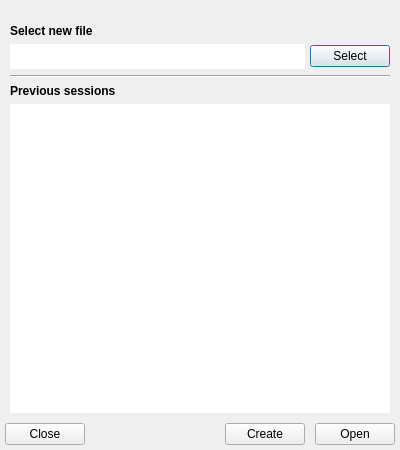
The window that src/dialogs/NewfileDialog.ui (rizinorg/cutter) describes before a commit, drawn with Qt 5.
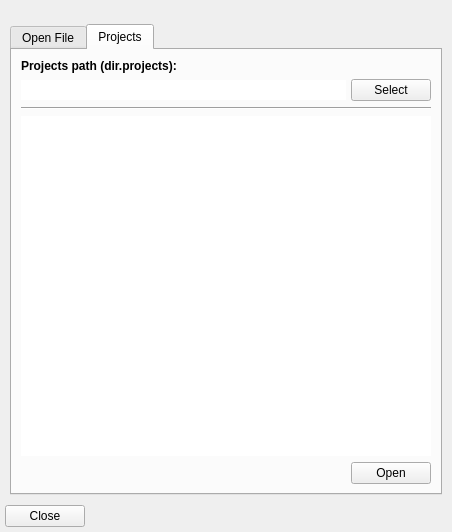
The same window after the commit. The open tabs and pages were chosen to show the change. Icons and pictures are not drawn.

Commit message:
Projects Management (#66)
* Add TabWidget to NewFileDialog
* Project loading from NewFileDialog
* Projects dir in NewFileDialog
* Add SaveProjectDialog
* Make SaveProjectDialog work, refactor project saving and Notepad
* Add shortcut for Save
* Fix notes loading
* Sort projects in NewFileDialog
* Implement selecting projects dir in SaveProjectDialog
* Fix QAbstractButton include

Diff of the .ui file:
```diff
--- a/src/dialogs/NewfileDialog.ui
+++ b/src/dialogs/NewfileDialog.ui
@@ -6,8 +6,8 @@
    <rect>
     <x>0</x>
     <y>0</y>
-    <width>400</width>
-    <height>450</height>
+    <width>452</width>
+    <height>532</height>
    </rect>
   </property>
   <property name="windowTitle">
@@ -97,6 +97,16 @@
          <number>5</number>
         </property>
         <item>
+         <widget class="QTabWidget" name="tabWidget">
+          <property name="currentIndex">
+           <number>0</number>
+          </property>
+          <widget class="QWidget" name="filesTab">
+           <attribute name="title">
+            <string>Open File</string>
+           </attribute>
+           <layout class="QVBoxLayout" name="verticalLayout_4">
+            <item>
          <layout class="QGridLayout" name="gridLayout">
           <property name="sizeConstraint">
            <enum>QLayout::SetDefaultConstraint</enum>
@@ -104,67 +114,6 @@
           <property name="horizontalSpacing">
            <number>5</number>
           </property>
-          <item row="3" column="0" colspan="2">
-           <widget class="Line" name="line">
-            <property name="sizePolicy">
-             <sizepolicy hsizetype="Expanding" vsizetype="Fixed">
-              <horstretch>1</horstretch>
-              <verstretch>0</verstretch>
-             </sizepolicy>
-            </property>
-            <property name="orientation">
-             <enum>Qt::Horizontal</enum>
-            </property>
-           </widget>
-          </item>
-          <item row="5" column="0" colspan="2">
-           <widget class="QListWidget" name="recentsList">
-            <property name="sizePolicy">
-             <sizepolicy hsizetype="Expanding" vsizetype="Expanding">
-              <horstretch>0</horstretch>
-              <verstretch>1</verstretch>
-             </sizepolicy>
-            </property>
-            <property name="font">
-             <font>
-              <pointsize>11</pointsize>
-             </font>
-            </property>
-            <property name="contextMenuPolicy">
-             <enum>Qt::ActionsContextMenu</enum>
-            </property>
-            <property name="frameShape">
-             <enum>QFrame::NoFrame</enum>
-            </property>
-            <property name="frameShadow">
-             <enum>QFrame::Plain</enum>
-            </property>
-            <property name="lineWidth">
-             <number>0</number>
-            </property>
-            <property name="verticalScrollMode">
-             <enum>QAbstractItemView::ScrollPerPixel</enum>
-            </property>
-            <property name="resizeMode">
-             <enum>QListView::Adjust</enum>
-            </property>
-            <property name="spacing">
-             <number>5</number>
-            </property>
-            <property name="viewMode">
-             <enum>QListView::ListMode</enum>
-            </property>
-            <property name="uniformItemSizes">
-             <bool>false</bool>
-            </property>
-            <property name="wordWrap">
-             <bool>false</bool>
-            </property>
-            <property name="selectionRectVisible">
-             <bool>true</bool>
-            </property>
-           </widget>
-          </item>
           <item row="1" column="1">
            <widget class="QPushButton" name="newFileButton">
             <property name="sizePolicy">
@@ -178,20 +127,8 @@
             </property>
            </widget>
           </item>
-          <item row="4" column="0" colspan="2">
-           <widget class="QLabel" name="loadFileLabel">
-            <property name="text">
-             <string>&lt;html&gt;&lt;head/&gt;&lt;body&gt;&lt;p&gt;&lt;span style=&quot; font-weight:600;&quot;&gt;Previous sessions&lt;/span&gt;&lt;/p&gt;&lt;/body&gt;&lt;/html&gt;</string>
-            </property>
-           </widget>
-          </item>
           <item row="1" column="0">
            <widget class="QLineEdit" name="newFileEdit">
-            <property name="font">
-             <font>
-              <pointsize>12</pointsize>
-             </font>
-            </property>
             <property name="frame">
              <bool>false</bool>
             </property>
@@ -215,28 +152,80 @@
           </item>
          </layout>
         </item>
-       </layout>
-      </widget>
-     </item>
-    </layout>
-   </item>
+            <item>
+             <widget class="Line" name="line">
+              <property name="sizePolicy">
+               <sizepolicy hsizetype="Expanding" vsizetype="Fixed">
+                <horstretch>1</horstretch>
+                <verstretch>0</verstretch>
+               </sizepolicy>
+              </property>
+              <property name="orientation">
+               <enum>Qt::Horizontal</enum>
+              </property>
+             </widget>
+            </item>
    <item>
-    <layout class="QHBoxLayout" name="buttonBar" stretch="0,0,0,0">
-     <property name="spacing">
-      <number>10</number>
-     </property>
-     <property name="topMargin">
+             <widget class="QListWidget" name="recentsListWidget">
+              <property name="sizePolicy">
+               <sizepolicy hsizetype="Expanding" vsizetype="Expanding">
+                <horstretch>0</horstretch>
+                <verstretch>1</verstretch>
+               </sizepolicy>
+              </property>
+              <property name="font">
+               <font>
+                <pointsize>11</pointsize>
+               </font>
+              </property>
+              <property name="contextMenuPolicy">
+               <enum>Qt::ActionsContextMenu</enum>
+              </property>
+              <property name="frameShape">
+               <enum>QFrame::NoFrame</enum>
+              </property>
+              <property name="frameShadow">
+               <enum>QFrame::Plain</enum>
+              </property>
+              <property name="lineWidth">
       <number>0</number>
      </property>
-     <item>
-      <widget class="QPushButton" name="cancelButton">
-       <property name="text">
-        <string>Close</string>
+              <property name="iconSize">
+               <size>
+                <width>48</width>
+                <height>48</height>
+               </size>
+              </property>
+              <property name="verticalScrollMode">
+               <enum>QAbstractItemView::ScrollPerPixel</enum>
+              </property>
+              <property name="resizeMode">
+               <enum>QListView::Adjust</enum>
+              </property>
+              <property name="spacing">
+               <number>5</number>
+              </property>
+              <property name="viewMode">
+               <enum>QListView::ListMode</enum>
+              </property>
+              <property name="uniformItemSizes">
+               <bool>false</bool>
+              </property>
+              <property name="wordWrap">
+               <bool>false</bool>
+              </property>
+              <property name="selectionRectVisible">
+               <bool>true</bool>
+              </property>
+              <property name="sortingEnabled">
+               <bool>true</bool>
        </property>
       </widget>
      </item>
      <item>
-      <spacer name="horizontalSpacer">
+             <layout class="QHBoxLayout" name="horizontalLayout">
+              <item>
+               <spacer name="horizontalSpacer_2">
        <property name="orientation">
         <enum>Qt::Horizontal</enum>
        </property>
@@ -265,6 +254,189 @@
     </layout>
    </item>
   </layout>
+          </widget>
+          <widget class="QWidget" name="projectsTab">
+           <attribute name="title">
+            <string>Projects</string>
+           </attribute>
+           <layout class="QVBoxLayout" name="verticalLayout_5">
+            <item>
+             <layout class="QGridLayout" name="gridLayout_2">
+              <property name="sizeConstraint">
+               <enum>QLayout::SetDefaultConstraint</enum>
+              </property>
+              <property name="horizontalSpacing">
+               <number>5</number>
+              </property>
+              <item row="1" column="1">
+               <widget class="QPushButton" name="selectProjectsDirButton">
+                <property name="sizePolicy">
+                 <sizepolicy hsizetype="Fixed" vsizetype="Fixed">
+                  <horstretch>0</horstretch>
+                  <verstretch>0</verstretch>
+                 </sizepolicy>
+                </property>
+                <property name="text">
+                 <string>Select</string>
+                </property>
+               </widget>
+              </item>
+              <item row="1" column="0">
+               <widget class="QLineEdit" name="projectsDirEdit">
+                <property name="frame">
+                 <bool>false</bool>
+                </property>
+                <property name="readOnly">
+                 <bool>true</bool>
+                </property>
+               </widget>
+              </item>
+              <item row="0" column="0">
+               <widget class="QLabel" name="projectsDirLabel">
+                <property name="sizePolicy">
+                 <sizepolicy hsizetype="Preferred" vsizetype="Fixed">
+                  <horstretch>0</horstretch>
+                  <verstretch>0</verstretch>
+                 </sizepolicy>
+                </property>
+                <property name="text">
+                 <string>&lt;html&gt;&lt;head/&gt;&lt;body&gt;&lt;p&gt;&lt;span style=&quot; font-weight:600;&quot;&gt;Projects path (dir.projects):&lt;/span&gt;&lt;/p&gt;&lt;/body&gt;&lt;/html&gt;</string>
+                </property>
+               </widget>
+              </item>
+             </layout>
+            </item>
+            <item>
+             <widget class="Line" name="line_2">
+              <property name="sizePolicy">
+               <sizepolicy hsizetype="Expanding" vsizetype="Fixed">
+                <horstretch>1</horstretch>
+                <verstretch>0</verstretch>
+               </sizepolicy>
+              </property>
+              <property name="orientation">
+               <enum>Qt::Horizontal</enum>
+              </property>
+             </widget>
+            </item>
+            <item>
+             <widget class="QListWidget" name="projectsListWidget">
+              <property name="sizePolicy">
+               <sizepolicy hsizetype="Expanding" vsizetype="Expanding">
+                <horstretch>0</horstretch>
+                <verstretch>1</verstretch>
+               </sizepolicy>
+              </property>
+              <property name="font">
+               <font>
+                <pointsize>11</pointsize>
+               </font>
+              </property>
+              <property name="contextMenuPolicy">
+               <enum>Qt::ActionsContextMenu</enum>
+              </property>
+              <property name="frameShape">
+               <enum>QFrame::NoFrame</enum>
+              </property>
+              <property name="frameShadow">
+               <enum>QFrame::Plain</enum>
+              </property>
+              <property name="lineWidth">
+               <number>0</number>
+              </property>
+              <property name="iconSize">
+               <size>
+                <width>48</width>
+                <height>48</height>
+               </size>
+              </property>
+              <property name="verticalScrollMode">
+               <enum>QAbstractItemView::ScrollPerPixel</enum>
+              </property>
+              <property name="resizeMode">
+               <enum>QListView::Adjust</enum>
+              </property>
+              <property name="spacing">
+               <number>5</number>
+              </property>
+              <property name="viewMode">
+               <enum>QListView::ListMode</enum>
+              </property>
+              <property name="uniformItemSizes">
+               <bool>false</bool>
+              </property>
+              <property name="wordWrap">
+               <bool>false</bool>
+              </property>
+              <property name="selectionRectVisible">
+               <bool>true</bool>
+              </property>
+             </widget>
+            </item>
+            <item>
+             <layout class="QHBoxLayout" name="horizontalLayout_2">
+              <item>
+               <spacer name="horizontalSpacer_3">
+                <property name="orientation">
+                 <enum>Qt::Horizontal</enum>
+                </property>
+                <property name="sizeHint" stdset="0">
+                 <size>
+                  <width>40</width>
+                  <height>20</height>
+                 </size>
+                </property>
+               </spacer>
+              </item>
+              <item>
+               <widget class="QPushButton" name="loadProjectButton">
+                <property name="text">
+                 <string>Open</string>
+                </property>
+               </widget>
+              </item>
+             </layout>
+            </item>
+           </layout>
+          </widget>
+         </widget>
+        </item>
+       </layout>
+      </widget>
+     </item>
+    </layout>
+   </item>
+   <item>
+    <layout class="QHBoxLayout" name="buttonBar" stretch="0,0">
+     <property name="spacing">
+      <number>10</number>
+     </property>
+     <property name="topMargin">
+      <number>0</number>
+     </property>
+     <item>
+      <widget class="QPushButton" name="cancelButton">
+       <property name="text">
+        <string>Close</string>
+       </property>
+      </widget>
+     </item>
+     <item>
+      <spacer name="horizontalSpacer">
+       <property name="orientation">
+        <enum>Qt::Horizontal</enum>
+       </property>
+       <property name="sizeHint" stdset="0">
+        <size>
+         <width>40</width>
+         <height>20</height>
+        </size>
+       </property>
+      </spacer>
+     </item>
+    </layout>
+   </item>
+  </layout>
   <action name="actionRemove_item">
    <property name="text">
     <string>Remove item</string>
```
Left out of the diff: 9 changed lines with no effect on the pictures. Lines whose indentation alone changed are shown as unchanged. The commit also changes 16 other files.
